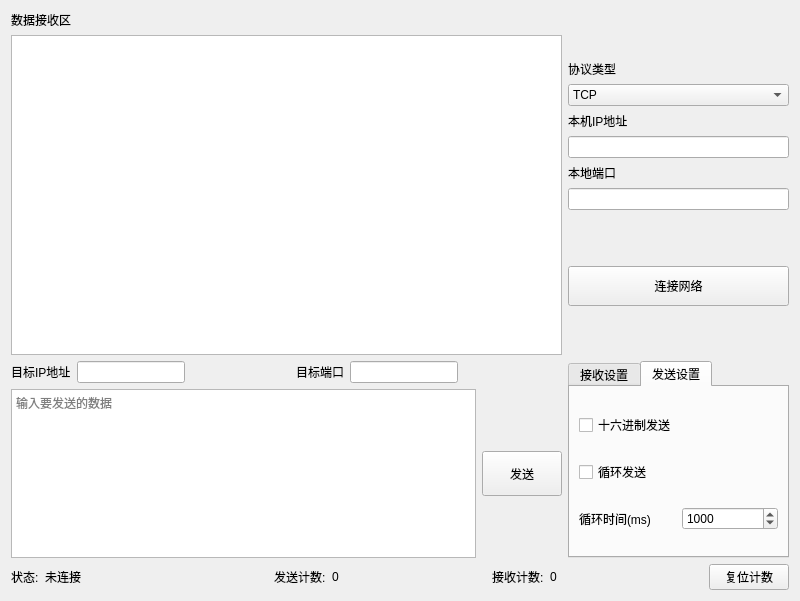
Qt form UI/MainWindowUI.ui (muziing/NetAssist_PyQt) before a commit.
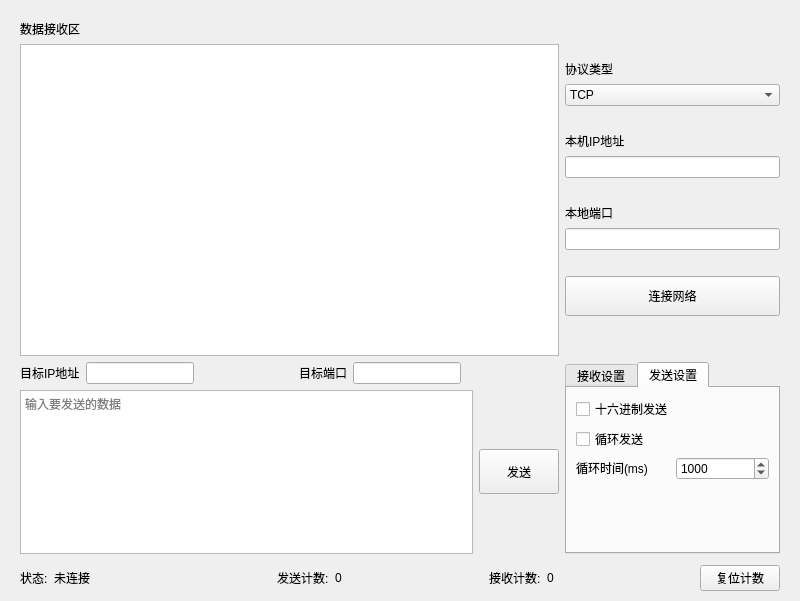
The same form after that commit. The open tabs and pages were chosen to show the change. Icons and pictures are not drawn. Custom widgets are drawn as their Qt base class.

Commit message: 微调外观

```diff
--- a/UI/MainWindowUI.ui
+++ b/UI/MainWindowUI.ui
@@ -30,6 +30,18 @@
     <normaloff>:/img/Icons/Network.png</normaloff>:/img/Icons/Network.png</iconset>
   </property>
   <layout class="QGridLayout" name="gridLayout_2" rowstretch="7,4,1" columnstretch="5,2">
+   <property name="leftMargin">
+    <number>20</number>
+   </property>
+   <property name="topMargin">
+    <number>20</number>
+   </property>
+   <property name="rightMargin">
+    <number>20</number>
+   </property>
+   <property name="bottomMargin">
+    <number>10</number>
+   </property>
    <item row="0" column="1">
     <layout class="QVBoxLayout" name="verticalLayout">
      <item>
@@ -40,7 +52,7 @@
        <property name="sizeHint" stdset="0">
         <size>
          <width>20</width>
-         <height>40</height>
+         <height>60</height>
         </size>
        </property>
       </spacer>
@@ -69,6 +81,19 @@
        </item>
       </widget>
      </item>
+     <item>
+      <spacer name="verticalSpacer_5">
+       <property name="orientation">
+        <enum>Qt::Vertical</enum>
+       </property>
+       <property name="sizeHint" stdset="0">
+        <size>
+         <width>20</width>
+         <height>40</height>
+        </size>
+       </property>
+      </spacer>
+     </item>
      <item>
       <widget class="QLabel" name="MyHostAddrLabel">
        <property name="text">
@@ -89,6 +114,19 @@
        </property>
       </widget>
      </item>
+     <item>
+      <spacer name="verticalSpacer_6">
+       <property name="orientation">
+        <enum>Qt::Vertical</enum>
+       </property>
+       <property name="sizeHint" stdset="0">
+        <size>
+         <width>20</width>
+         <height>40</height>
+        </size>
+       </property>
+      </spacer>
+     </item>
      <item>
       <widget class="QLabel" name="MyPortLabel">
        <property name="text">
@@ -160,7 +198,7 @@
        <property name="sizeHint" stdset="0">
         <size>
          <width>20</width>
-         <height>40</height>
+         <height>60</height>
         </size>
        </property>
       </spacer>
@@ -245,6 +283,12 @@
         <layout class="QHBoxLayout" name="horizontalLayout_6">
          <item>
           <widget class="QLabel" name="label">
+           <property name="sizePolicy">
+            <sizepolicy hsizetype="Preferred" vsizetype="Maximum">
+             <horstretch>0</horstretch>
+             <verstretch>0</verstretch>
+            </sizepolicy>
+           </property>
            <property name="text">
             <string>循环时间(ms)</string>
            </property>
@@ -252,6 +296,12 @@
          </item>
          <item>
           <widget class="QSpinBox" name="spinBox">
+           <property name="sizePolicy">
+            <sizepolicy hsizetype="Minimum" vsizetype="Fixed">
+             <horstretch>0</horstretch>
+             <verstretch>0</verstretch>
+            </sizepolicy>
+           </property>
            <property name="minimum">
             <number>1</number>
            </property>
@@ -268,6 +318,19 @@
          </item>
         </layout>
        </item>
+       <item>
+        <spacer name="verticalSpacer_4">
+         <property name="orientation">
+          <enum>Qt::Vertical</enum>
+         </property>
+         <property name="sizeHint" stdset="0">
+          <size>
+           <width>20</width>
+           <height>40</height>
+          </size>
+         </property>
+        </spacer>
+       </item>
       </layout>
      </widget>
     </widget>
@@ -386,6 +449,12 @@
    </item>
    <item row="2" column="0" colspan="2">
     <layout class="QHBoxLayout" name="horizontalLayout_5">
+     <property name="topMargin">
+      <number>5</number>
+     </property>
+     <property name="bottomMargin">
+      <number>0</number>
+     </property>
      <item>
       <layout class="QHBoxLayout" name="horizontalLayout_3">
        <item>
```
Left out of the diff: 7 changed lines with no effect on the pictures. Lines whose indentation alone changed are shown as unchanged. The commit also changes 1 other file.
